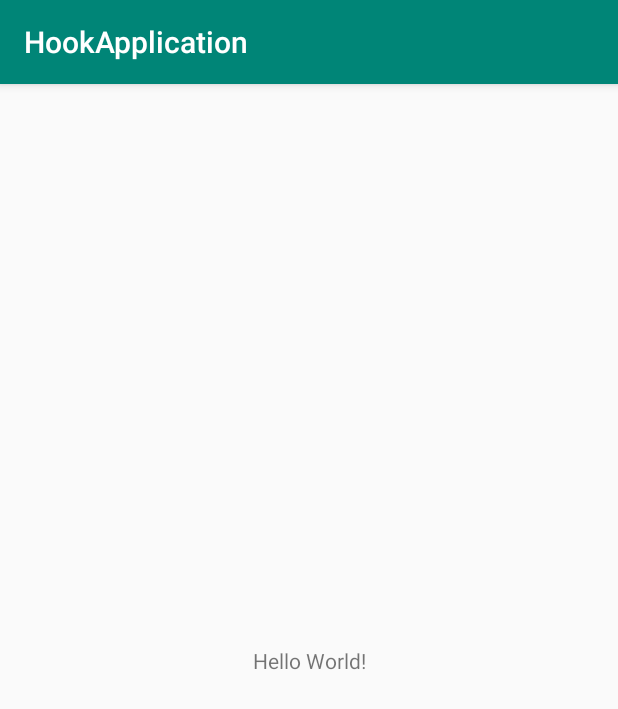
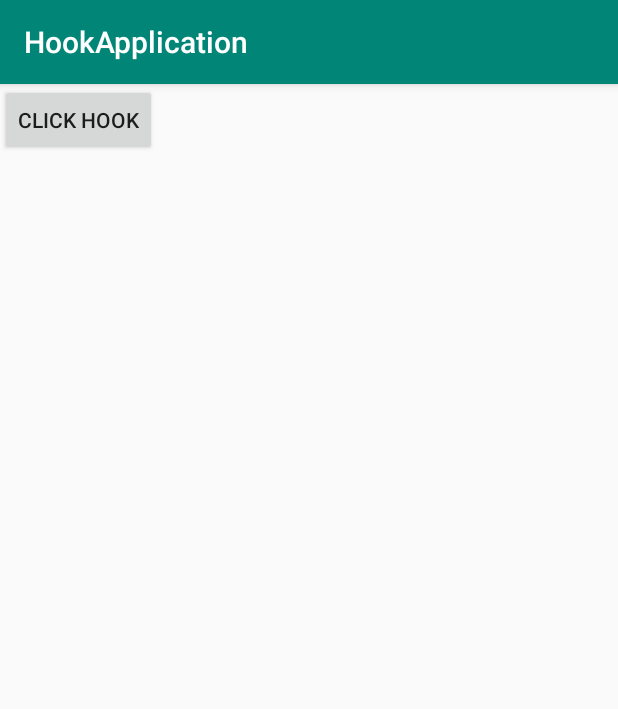
Before and after one commit to LeviathanF/HookApplication, an Android app: the screen it shows after launch (MainActivity), on a phone screen of 412 x 824 dp. Shown: the top 709 px of the screen. Run offline under Robolectric (Android 15) with nearby library versions, the phone set to English and light mode, and no system bars.

Commit message:
Hook onClickListener方法

```diff
--- a/app/src/main/AndroidManifest.xml
+++ b/app/src/main/AndroidManifest.xml
@@ -9,7 +9,7 @@
             android:roundIcon="@mipmap/ic_launcher_round"
             android:supportsRtl="true"
             android:theme="@style/AppTheme">
-        <activity android:name=".MainActivity">
+        <activity android:name=".activity.MainActivity">
             <intent-filter>
                 <action android:name="android.intent.action.MAIN"/>
 
--- a/app/src/main/java/com/example/hookapplication/MainActivity.kt
+++ /dev/null
@@ -1,12 +0,0 @@
-package com.example.hookapplication
-
-import androidx.appcompat.app.AppCompatActivity
-import android.os.Bundle
-
-class MainActivity : AppCompatActivity() {
-
-    override fun onCreate(savedInstanceState: Bundle?) {
-        super.onCreate(savedInstanceState)
-        setContentView(R.layout.activity_main)
-    }
-}
--- /dev/null
+++ b/app/src/main/java/com/example/hookapplication/activity/MainActivity.kt
@@ -0,0 +1,56 @@
+package com.example.hookapplication.activity
+
+import android.util.Log
+import android.view.View
+import android.widget.Button
+import android.widget.Toast
+import com.example.hookapplication.R
+import com.example.hookapplication.base.BaseActivity
+
+class MainActivity : BaseActivity() {
+    private lateinit var btnClickHook:Button
+    private val _tag = "hook"
+
+    override fun getLayoutId() = R.layout.activity_main
+
+    override fun initView() {
+        btnClickHook = findViewById(R.id.btn_onclick_hook)
+    }
+
+    override fun init() {
+        btnClickHook.setOnClickListener { Log.d(_tag,"click") }
+        hookOnClickListener(btnClickHook)
+    }
+
+    override fun initToolsbar() {
+    }
+
+    /**
+     * onClickListener绑定Hook
+     */
+    private fun hookOnClickListener(view:View){
+//        得到 View 的 ListenerInfo 对象
+        val getListenerInfo = View::class.java.getDeclaredMethod("getListenerInfo")
+        getListenerInfo.isAccessible = true
+        val listenerInfo = getListenerInfo.invoke(view)
+//        得到 原始的 OnClickListener 对象
+        val listenerClz =  Class.forName("android.view.View\$ListenerInfo")
+        val mOnClickListener = listenerClz.getDeclaredField("mOnClickListener")
+        mOnClickListener.isAccessible = true
+        val originOnClickListener = mOnClickListener.get(listenerInfo) as View.OnClickListener
+//        用自定义的 OnClickListener 替换原始的 OnClickListener
+        val hookedOnClickListener = HookedOnClickListener(originOnClickListener)
+        mOnClickListener.set(listenerInfo,hookedOnClickListener)
+    }
+
+    internal inner class HookedOnClickListener(val origin:View.OnClickListener):View.OnClickListener{
+
+        override fun onClick(v: View?) {
+            Toast.makeText(this@MainActivity,"hook click",Toast.LENGTH_SHORT).show()
+            Log.d(_tag,"before click hook")
+            origin.onClick(v)
+            Log.d(_tag,"after click hook")
+        }
+
+    }
+}
--- /dev/null
+++ b/app/src/main/java/com/example/hookapplication/base/BaseActivity.kt
@@ -0,0 +1,30 @@
+package com.example.hookapplication.base
+
+import android.os.Bundle
+import androidx.appcompat.app.AppCompatActivity
+
+/**
+ *@Author：ZC
+ *@Time： 2018/12/3 16:09
+ *@Description：封装的基础Activity
+ **/
+abstract class BaseActivity: AppCompatActivity(){
+    override fun onCreate(savedInstanceState: Bundle?) {
+        super.onCreate(savedInstanceState)
+        setContentView(getLayoutId())
+        initView()
+        init()
+        initToolsbar()
+        initRv()
+    }
+
+    abstract fun getLayoutId():Int
+
+    abstract fun initView()
+
+    abstract fun init()
+
+    abstract fun initToolsbar()
+
+    open fun initRv(){}
+}
--- a/app/src/main/res/layout/activity_main.xml
+++ b/app/src/main/res/layout/activity_main.xml
@@ -1,19 +1,17 @@
 <?xml version="1.0" encoding="utf-8"?>
-<androidx.constraintlayout.widget.ConstraintLayout
+<LinearLayout
         xmlns:android="http://schemas.android.com/apk/res/android"
         xmlns:tools="http://schemas.android.com/tools"
         xmlns:app="http://schemas.android.com/apk/res-auto"
         android:layout_width="match_parent"
         android:layout_height="match_parent"
-        tools:context=".MainActivity">
+        android:orientation="vertical"
+        tools:context=".activity.MainActivity">
 
-    <TextView
+    <Button
+            android:text="CLICK HOOK"
+            android:id="@+id/btn_onclick_hook"
             android:layout_width="wrap_content"
-            android:layout_height="wrap_content"
-            android:text="Hello World!"
-            app:layout_constraintBottom_toBottomOf="parent"
-            app:layout_constraintLeft_toLeftOf="parent"
-            app:layout_constraintRight_toRightOf="parent"
-            app:layout_constraintTop_toTopOf="parent"/>
+            android:layout_height="wrap_content"/>
 
-</androidx.constraintlayout.widget.ConstraintLayout>
+</LinearLayout>
```
